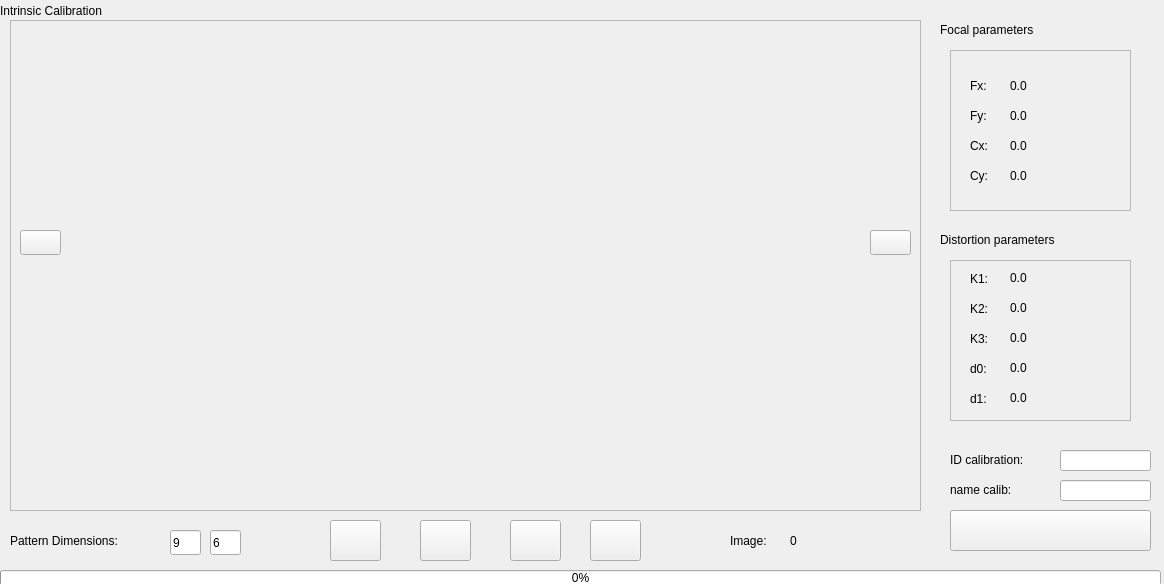
Jjat00/Deptherm-Inspection, file src/modules/IntrinsicCalibration/src/views/intrinsicCalibration.ui: the form before one commit.
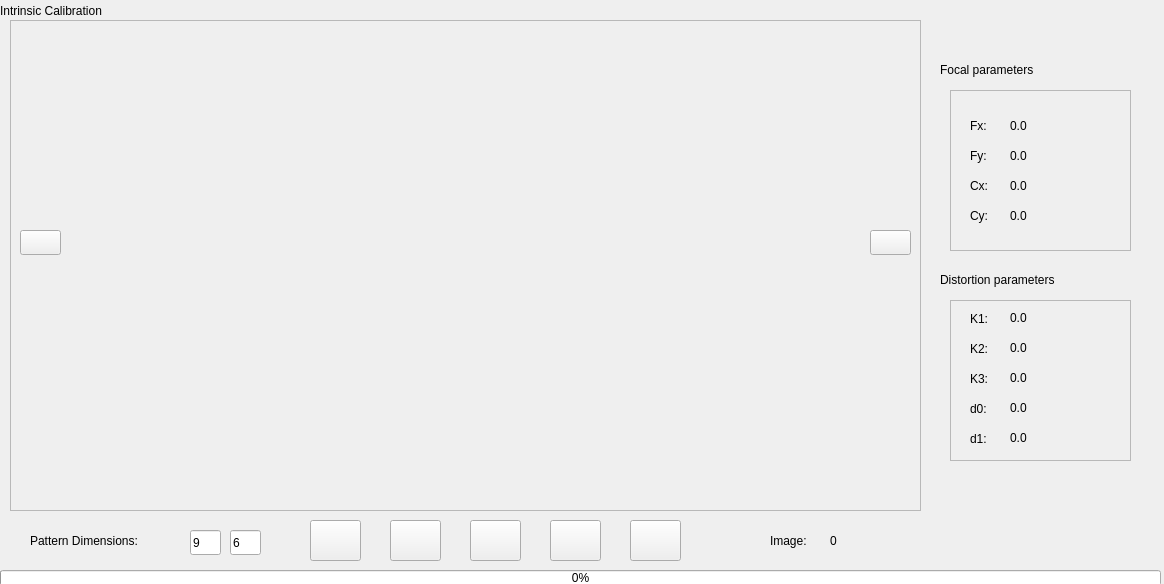
The form after the commit.

```diff
--- a/src/modules/IntrinsicCalibration/src/views/intrinsicCalibration.ui
+++ b/src/modules/IntrinsicCalibration/src/views/intrinsicCalibration.ui
@@ -29,7 +29,7 @@
   <widget class="QPushButton" name="startButton">
    <property name="geometry">
     <rect>
-     <x>420</x>
+     <x>390</x>
      <y>520</y>
      <width>51</width>
      <height>41</height>
@@ -43,7 +43,7 @@
    <property name="geometry">
     <rect>
      <x>950</x>
-     <y>50</y>
+     <y>90</y>
      <width>181</width>
      <height>161</height>
     </rect>
@@ -163,7 +163,7 @@
    <property name="geometry">
     <rect>
      <x>950</x>
-     <y>260</y>
+     <y>300</y>
      <width>181</width>
      <height>161</height>
     </rect>
@@ -308,7 +308,7 @@
   <widget class="QPushButton" name="loadButton">
    <property name="geometry">
     <rect>
-     <x>330</x>
+     <x>310</x>
      <y>520</y>
      <width>51</width>
      <height>41</height>
@@ -321,7 +321,7 @@
   <widget class="QPushButton" name="saveButton">
    <property name="geometry">
     <rect>
-     <x>590</x>
+     <x>550</x>
      <y>520</y>
      <width>51</width>
      <height>41</height>
@@ -387,7 +387,7 @@
   <widget class="QLineEdit" name="cornersX">
    <property name="geometry">
     <rect>
-     <x>170</x>
+     <x>190</x>
      <y>530</y>
      <width>31</width>
      <height>25</height>
@@ -400,7 +400,7 @@
   <widget class="QLineEdit" name="cornersY">
    <property name="geometry">
     <rect>
-     <x>210</x>
+     <x>230</x>
      <y>530</y>
      <width>31</width>
      <height>25</height>
@@ -426,7 +426,7 @@
   <widget class="QPushButton" name="clearButton">
    <property name="geometry">
     <rect>
-     <x>510</x>
+     <x>470</x>
      <y>520</y>
      <width>51</width>
      <height>41</height>
@@ -439,7 +439,7 @@
   <widget class="QLabel" name="label_10">
    <property name="geometry">
     <rect>
-     <x>10</x>
+     <x>30</x>
      <y>530</y>
      <width>141</width>
      <height>21</height>
@@ -453,7 +453,7 @@
    <property name="geometry">
     <rect>
      <x>940</x>
-     <y>20</y>
+     <y>60</y>
      <width>181</width>
      <height>20</height>
     </rect>
@@ -466,7 +466,7 @@
    <property name="geometry">
     <rect>
      <x>940</x>
-     <y>230</y>
+     <y>270</y>
      <width>181</width>
      <height>20</height>
     </rect>
@@ -478,7 +478,7 @@
   <widget class="QLabel" name="currentImageLabel">
    <property name="geometry">
     <rect>
-     <x>790</x>
+     <x>830</x>
      <y>530</y>
      <width>67</width>
      <height>21</height>
@@ -491,7 +491,7 @@
   <widget class="QLabel" name="label_13">
    <property name="geometry">
     <rect>
-     <x>730</x>
+     <x>770</x>
      <y>530</y>
      <width>51</width>
      <height>21</height>
@@ -504,9 +504,9 @@
   <widget class="QPushButton" name="buttonUploadCloud">
    <property name="geometry">
     <rect>
-     <x>950</x>
-     <y>510</y>
-     <width>201</width>
+     <x>630</x>
+     <y>520</y>
+     <width>51</width>
      <height>41</height>
     </rect>
    </property>
@@ -514,58 +514,6 @@
     <string/>
    </property>
   </widget>
-  <widget class="QLineEdit" name="lineEditIDcalib">
-   <property name="geometry">
-    <rect>
-     <x>1060</x>
-     <y>450</y>
-     <width>91</width>
-     <height>21</height>
-    </rect>
-   </property>
-   <property name="text">
-    <string/>
-   </property>
-  </widget>
-  <widget class="QLabel" name="label_14">
-   <property name="geometry">
-    <rect>
-     <x>950</x>
-     <y>450</y>
-     <width>101</width>
-     <height>20</height>
-    </rect>
-   </property>
-   <property name="text">
-    <string>ID calibration:</string>
-   </property>
-  </widget>
-  <widget class="QLabel" name="label_15">
-   <property name="geometry">
-    <rect>
-     <x>950</x>
-     <y>480</y>
-     <width>81</width>
-     <height>20</height>
-    </rect>
-   </property>
-   <property name="text">
-    <string>name calib:</string>
-   </property>
-  </widget>
-  <widget class="QLineEdit" name="lineEditNameCalib">
-   <property name="geometry">
-    <rect>
-     <x>1060</x>
-     <y>480</y>
-     <width>91</width>
-     <height>21</height>
-    </rect>
-   </property>
-   <property name="text">
-    <string/>
-   </property>
-  </widget>
  </widget>
  <resources/>
  <connections/>
```
